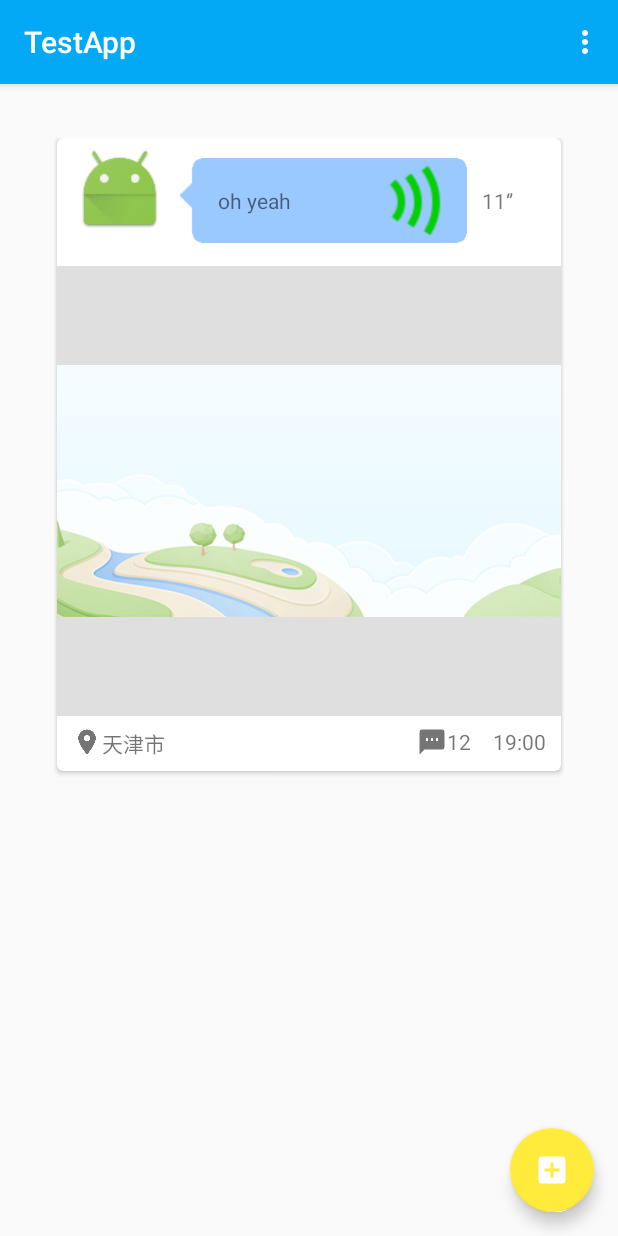
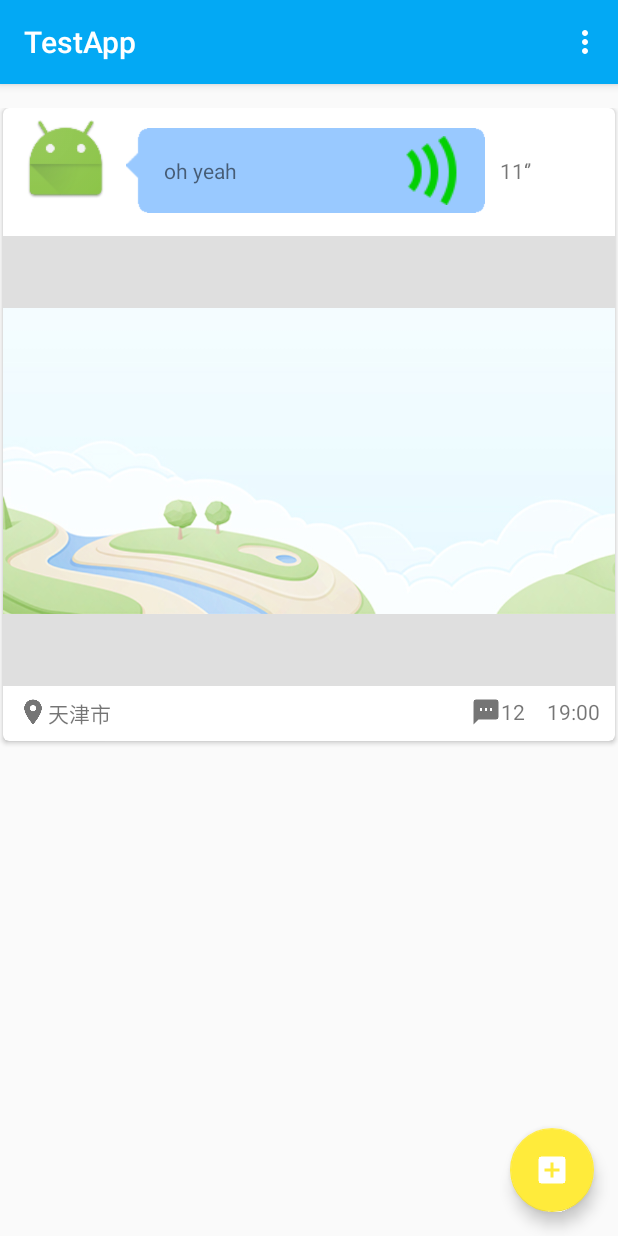
Before and after one commit to wenoptics/XiangYuUI, an Android app: the screen it shows after launch (MainScreenChatActivity), on a phone screen of 412 x 824 dp. Run offline under Robolectric (Android 15) with nearby library versions, the phone set to English and light mode, and no system bars.

```diff
--- a/app/src/main/java/tk/wenop/testapp/Adapter/MainScreenChatAdapter.java
+++ b/app/src/main/java/tk/wenop/testapp/Adapter/MainScreenChatAdapter.java
@@ -1,13 +1,11 @@
 package tk.wenop.testapp.Adapter;
 
 import android.support.v7.widget.RecyclerView;
-import android.util.Log;
 import android.view.LayoutInflater;
 import android.view.View;
 import android.view.ViewGroup;
 import android.widget.ImageView;
 import android.widget.TextView;
-import android.widget.Toast;
 
 import java.util.ArrayList;
 
@@ -81,9 +79,9 @@ public class MainScreenChatAdapter extends RecyclerView.Adapter<MainScreenChatAd
         // - replace the contents of the view with that element
 
         MainScreenOverviewItem data = mDataset.get(position);
-        holder.mAvatar.setImageResource(  );
+//        holder.mAvatar.setImageResource(  );
         holder.mNickName.setText(data.mNickName);
-        ...
+
 
     }
 
--- a/app/src/main/res/layout/content_main_screen_chat.xml
+++ b/app/src/main/res/layout/content_main_screen_chat.xml
@@ -5,8 +5,6 @@
     android:layout_width="match_parent"
     android:layout_height="match_parent"
     android:paddingBottom="@dimen/activity_vertical_margin"
-    android:paddingLeft="@dimen/activity_horizontal_margin"
-    android:paddingRight="@dimen/activity_horizontal_margin"
     android:paddingTop="@dimen/activity_vertical_margin"
     app:layout_behavior="@string/appbar_scrolling_view_behavior"
     tools:context=".MainScreenChatActivity"
@@ -16,8 +14,7 @@
         android:layout_width="wrap_content"
         android:layout_height="wrap_content"
         android:scrollbars="vertical"
-        android:id="@+id/mainscreen_recycler_view"
-        android:layout_margin="20dp" />
+        android:id="@+id/mainscreen_recycler_view" />
 
 
 </LinearLayout>
```
Also changed, not shown: 1 other file.
